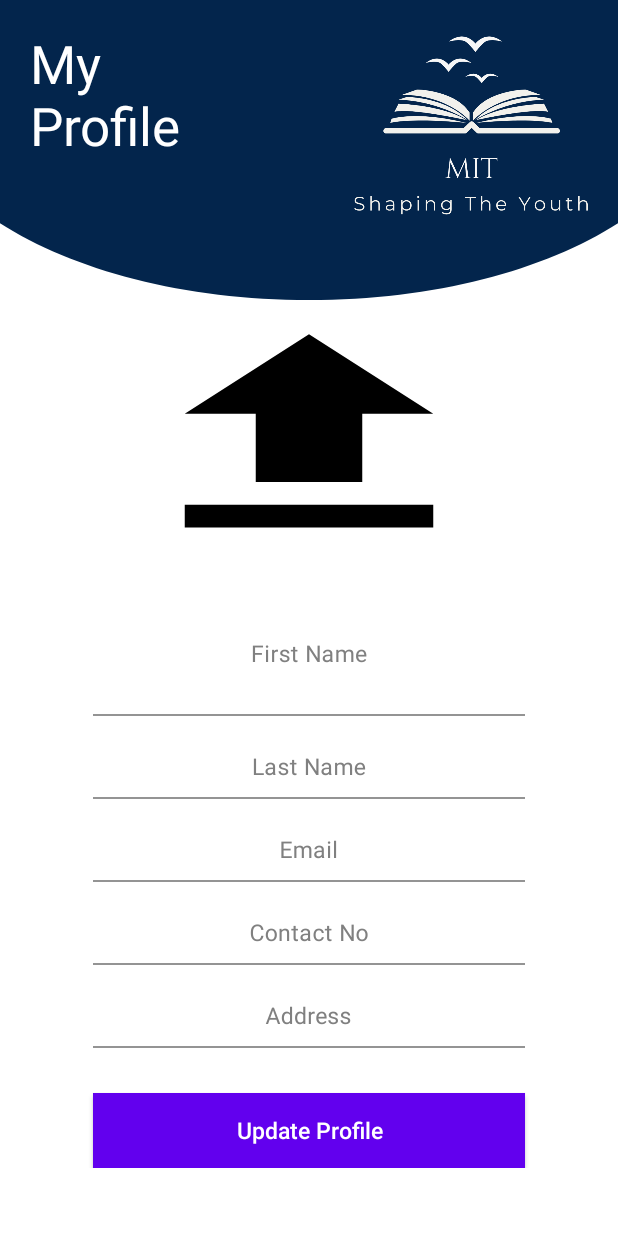
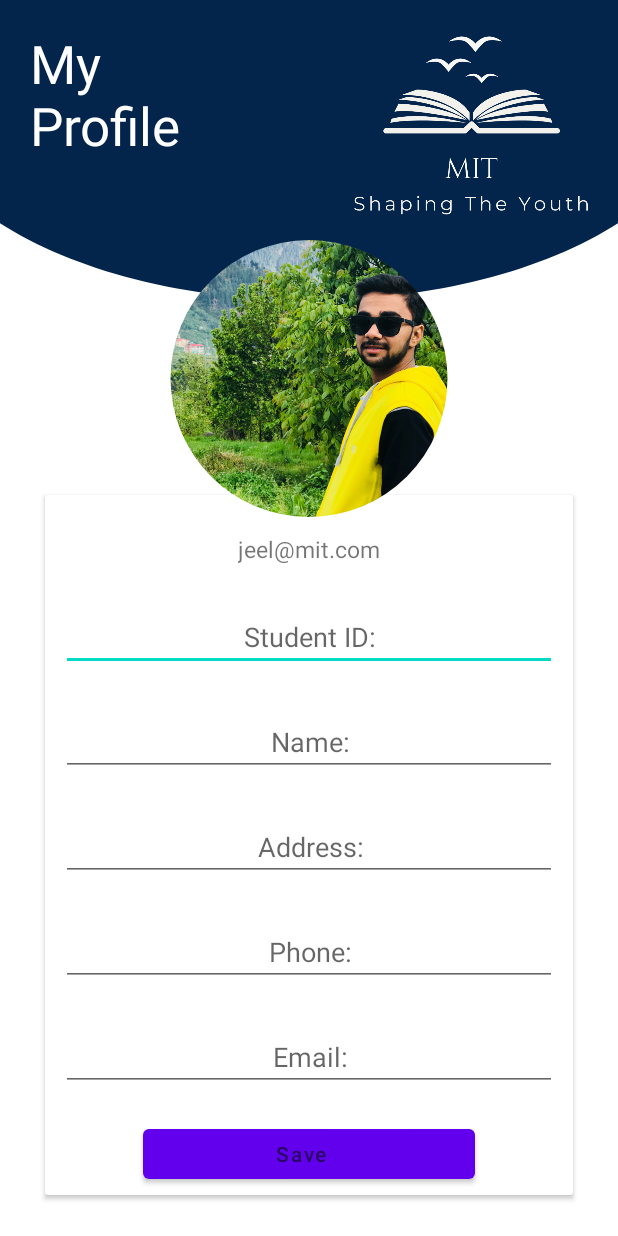
Before and after one commit to Jeel1803/MIT--StudentSupportSphere, an Android app: the layout manage_personal_details.xml on its own in the app's theme, with its tools: preview values and no code run, on a phone screen of 412 x 824 dp. Run offline under Robolectric (Android 15) with nearby library versions, the phone set to English and light mode, and no system bars.

Commit message:
[ManagePersonalDetails] - UI Changed

```diff
--- a/app/build.gradle
+++ b/app/build.gradle
@@ -36,4 +36,7 @@ dependencies {
     testImplementation 'junit:junit:4.13.2'
     androidTestImplementation 'androidx.test.ext:junit:1.1.3'
     androidTestImplementation 'androidx.test.espresso:espresso-core:3.4.0'
+
+    //forcicularimageview
+    implementation 'de.hdodenhof:circleimageview:3.1.0'
 }
--- a/app/src/main/res/layout/manage_personal_details.xml
+++ b/app/src/main/res/layout/manage_personal_details.xml
@@ -70,188 +70,171 @@
 
                 </ImageView>
 
+
+
+
             </RelativeLayout>
 
         </LinearLayout>
-        <androidx.constraintlayout.widget.ConstraintLayout
+        <de.hdodenhof.circleimageview.CircleImageView
+            android:layout_width="200dp"
+            android:layout_height="200dp"
+            android:layout_marginStart="64dp"
+            android:layout_marginEnd="64dp"
+            android:layout_gravity="center_horizontal"
+            android:layout_marginTop="-50dp"
+            android:src="@drawable/jeel"
+            android:elevation="5dp"
+            android:paddingTop="10dp"
+            android:paddingBottom="5dp">
+
+        </de.hdodenhof.circleimageview.CircleImageView>
+        <androidx.cardview.widget.CardView
             android:layout_width="match_parent"
-            android:layout_height="match_parent"
-            android:focusable="true"
-            android:focusableInTouchMode="true"
-            >
-            <ImageView
-                android:id="@+id/uploadImage"
-                android:layout_width="match_parent"
-                android:layout_height="182dp"
-                android:layout_marginStart="64dp"
-                android:layout_marginEnd="64dp"
-                android:background="@drawable/ic_baseline_upload_24"
-                android:baselineAligned="false"
-                android:drawableStart="?android:attr/actionModeWebSearchDrawable"
-                android:elevation="20dp"
-                android:padding="200dp"
-
-                app:layout_constraintBottom_toBottomOf="@+id/constraintLayout"
-                app:layout_constraintEnd_toEndOf="parent"
-                app:layout_constraintStart_toStartOf="parent" />
-
-            <com.google.android.material.textfield.TextInputLayout
-                android:id="@+id/layout_first_name"
-                android:layout_width="0dp"
-                app:layout_constraintWidth_percent="0.7"
-                android:layout_height="wrap_content"
-                app:layout_constraintStart_toStartOf="parent"
-                app:layout_constraintEnd_toEndOf="parent"
-                android:layout_marginTop="14dp"
-                android:textColorHint="#808080"
-                app:layout_constraintTop_toBottomOf="@+id/uploadImage"
-                >
-
-                <EditText
-                    android:id="@+id/et_first_name"
-                    android:layout_width="match_parent"
-                    android:layout_height="wrap_content"
-                    android:hint="First Name"
-                    android:gravity="center"
-                    android:padding="30dp"
-                    android:textColor="#000000"
-                    android:textColorHint="#808080"
-                    android:background="#00000000"
-                    android:textSize="15sp"
-                    />
-            </com.google.android.material.textfield.TextInputLayout>
+            android:layout_height="wrap_content"
+            android:id="@+id/profile"
+            android:layout_marginTop="-20dp"
+            android:layout_marginLeft="30dp"
+            android:layout_marginRight="30dp"
+            android:elevation="5dp"
+            app:cardBackgroundColor="@color/white"
+            android:layout_marginBottom="100dp">
 
 
-            <com.google.android.material.textfield.TextInputLayout
-                android:id="@+id/layout_last_name"
-                android:layout_width="0dp"
-                app:layout_constraintWidth_percent="0.7"
-                android:layout_height="wrap_content"
-                app:layout_constraintStart_toStartOf="parent"
-                app:layout_constraintEnd_toEndOf="parent"
-                android:layout_marginTop="14dp"
-                android:textColorHint="#808080"
-                app:layout_constraintTop_toBottomOf="@+id/layout_first_name"
-                >
+            <androidx.appcompat.widget.LinearLayoutCompat
+                android:layout_width="match_parent"
+                android:layout_height="match_parent"
+                android:layout_marginTop="0dp"
+                android:orientation="vertical">
+                <TextView
+                    android:layout_width="wrap_content"
+                    android:layout_height="wrap_content"
+                    android:layout_gravity="center_horizontal"
+                    android:layout_marginTop="25dp"
+                    android:textSize="15dp"
+                    android:text="jeel@mit.com">
 
-                <EditText
-                    android:id="@+id/et_last_name"
-                    android:layout_width="match_parent"
-                    android:layout_height="wrap_content"
-                    android:hint="Last Name"
-                    android:gravity="center"
-                    android:padding="10dp"
-                    android:textColor="#000000"
-                    android:textColorHint="#808080"
-                    android:background="#00000000"
-                    android:textSize="15sp"
-                    />
-            </com.google.android.material.textfield.TextInputLayout>
+                </TextView>
 
 
-            <com.google.android.material.textfield.TextInputLayout
-                android:id="@+id/layout_email"
-                android:layout_width="0dp"
-                app:layout_constraintWidth_percent="0.7"
-                android:layout_height="wrap_content"
-                app:layout_constraintStart_toStartOf="parent"
-                app:layout_constraintEnd_toEndOf="parent"
-                android:layout_marginTop="14dp"
-                android:textColorHint="#808080"
-                app:layout_constraintTop_toBottomOf="@+id/layout_last_name"
-                >
+                <LinearLayout
+                    android:layout_width="match_parent"
+                    android:layout_height="50dp"
+                    android:layout_marginRight="5dp"
+                    android:layout_marginLeft="5dp"
+                    android:layout_marginTop="20dp"
+                    android:orientation="vertical" >
+                    <EditText
+                        android:layout_width="match_parent"
+                        android:layout_height="45dp"
+                        android:layout_margin="5dp"
+                        android:hint="Student ID:"
+                        android:textAlignment="center"
+                        android:paddingLeft="5dp"
+                        android:inputType="number">
+                    </EditText>
+                </LinearLayout>
+                <LinearLayout
+                    android:layout_width="match_parent"
+                    android:layout_height="50dp"
+                    android:layout_marginRight="5dp"
+                    android:layout_marginLeft="5dp"
+                    android:layout_marginTop="20dp"
+                    android:orientation="vertical" >
+                    <EditText
+                        android:layout_width="match_parent"
+                        android:layout_height="45dp"
+                        android:layout_margin="5dp"
+                        android:hint="Name:"
+                        android:textAlignment="center"
+                        android:paddingLeft="5dp"
+                        android:inputType="text">
+                    </EditText>
+                </LinearLayout>
+                <LinearLayout
+                    android:layout_width="match_parent"
+                    android:layout_height="50dp"
+                    android:layout_marginRight="5dp"
+                    android:layout_marginLeft="5dp"
+                    android:layout_marginTop="20dp"
+                    android:orientation="vertical" >
 
-                <EditText
-                    android:id="@+id/et_email"
+                    <EditText
+                        android:layout_width="match_parent"
+                        android:layout_height="45dp"
+                        android:layout_margin="5dp"
+                        android:hint="Address:"
+                        android:textAlignment="center"
+                        android:inputType="text"
+                        android:paddingLeft="5dp">
+                    </EditText>
+                </LinearLayout>
+                <LinearLayout
                     android:layout_width="match_parent"
-                    android:layout_height="wrap_content"
-                    android:hint="Email"
-                    android:gravity="center"
-                    android:padding="10dp"
-                    android:textColor="#000000"
-                    android:textColorHint="#808080"
-                    android:background="#00000000"
-                    android:textSize="15sp"
-                    android:inputType="textEmailAddress"
-                    />
-            </com.google.android.material.textfield.TextInputLayout>
+                    android:layout_height="50dp"
+                    android:layout_marginRight="5dp"
+                    android:layout_marginLeft="5dp"
+                    android:layout_marginTop="20dp"
+                    android:orientation="vertical" >
+                    <EditText
+                        android:layout_width="match_parent"
+                        android:layout_height="45dp"
+                        android:layout_margin="5dp"
+                        android:textAlignment="center"
+                        android:hint="Phone:"
+                        android:paddingLeft="5dp"
+                        android:inputType="number">
+                    </EditText>
+                </LinearLayout>
+                <LinearLayout
+                    android:layout_width="match_parent"
+                    android:layout_height="50dp"
+                    android:layout_marginRight="5dp"
+                    android:layout_marginLeft="5dp"
+                    android:layout_marginTop="20dp"
+                    android:orientation="vertical" >
+                    <EditText
+                        android:layout_width="match_parent"
+                        android:layout_height="45dp"
+                        android:layout_margin="5dp"
+                        android:textAlignment="center"
+                        android:hint="Email:"
+                        android:paddingLeft="5dp"
+                        android:inputType="textEmailAddress">
+                    </EditText>
 
 
-            <com.google.android.material.textfield.TextInputLayout
-                android:id="@+id/layout_contact_no"
-                android:layout_width="0dp"
-                app:layout_constraintWidth_percent="0.7"
-                android:layout_height="wrap_content"
-                app:layout_constraintStart_toStartOf="parent"
-                app:layout_constraintEnd_toEndOf="parent"
-                android:layout_marginTop="14dp"
-                android:textColorHint="#808080"
-                app:layout_constraintTop_toBottomOf="@+id/layout_email"
-                >
-
-                <EditText
-                    android:id="@+id/et_contact_no"
+                </LinearLayout>
+                <LinearLayout
                     android:layout_width="match_parent"
-                    android:layout_height="wrap_content"
-                    android:hint="Contact No"
-                    android:gravity="center"
-                    android:padding="10dp"
-                    android:textColor="#000000"
-                    android:textColorHint="#808080"
-                    android:background="#00000000"
-                    android:textSize="15sp"
-                    android:inputType="phone"
-                    />
-            </com.google.android.material.textfield.TextInputLayout>
+                    android:layout_height="50dp"
+                    android:layout_marginRight="5dp"
+                    android:layout_marginLeft="5dp"
+                    android:layout_marginTop="20dp"
+                    android:orientation="vertical" >
+                    <Button
+                        android:layout_width="match_parent"
+                        android:layout_height="45dp"
+                        android:layout_marginLeft="60dp"
+                        android:layout_marginRight="60dp"
+                        android:textAlignment="center"
+                        android:hint="Save"
+                        android:textColor="#FFFFFF"
+                        android:paddingLeft="5dp"
+                        android:inputType="">
+                    </Button>
 
 
-            <com.google.android.material.textfield.TextInputLayout
-                android:id="@+id/layout_des"
-                android:layout_width="0dp"
-                app:layout_constraintWidth_percent="0.7"
-                android:layout_height="wrap_content"
-                app:layout_constraintStart_toStartOf="parent"
-                app:layout_constraintEnd_toEndOf="parent"
-                android:layout_marginTop="14dp"
-                android:textColorHint="#808080"
-                app:layout_constraintTop_toBottomOf="@+id/layout_contact_no"
-                >
-
-                <EditText
-                    android:id="@+id/et_des"
-                    android:layout_width="match_parent"
-                    android:layout_height="wrap_content"
-                    android:hint="Address"
-                    android:gravity="center"
-                    android:padding="10dp"
-                    android:textColor="#000000"
-                    android:textColorHint="#808080"
-                    android:background="#00000000"
-                    android:textSize="15sp"
-                    android:inputType="text"
-                    />
-            </com.google.android.material.textfield.TextInputLayout>
+                </LinearLayout>
 
 
-            <Button
-                android:id="@+id/bt_register"
-                android:layout_width="0dp"
-                android:layout_height="50dp"
-                app:layout_constraintTop_toBottomOf="@+id/layout_des"
-                app:layout_constraintStart_toStartOf="parent"
-                app:layout_constraintEnd_toEndOf="parent"
-                android:text="Update Profile"
-                android:textColor="#FFFFFF"
-                android:textSize="15sp"
-                android:background="@color/design_default_color_primary"
-                android:textAllCaps="false"
-                android:layout_marginTop="30dp"
-                app:layout_constraintWidth_percent="0.7"
-                style="?android:attr/borderlessButtonStyle"
-                android:elevation="2dp"
-                />
 
-        </androidx.constraintlayout.widget.ConstraintLayout>
+
+            </androidx.appcompat.widget.LinearLayoutCompat>
+
+        </androidx.cardview.widget.CardView>
+
+
 
 
     </LinearLayout>
```
Also changed, not shown: app/src/main/res/drawable-v24/jeel.jpeg (added).
